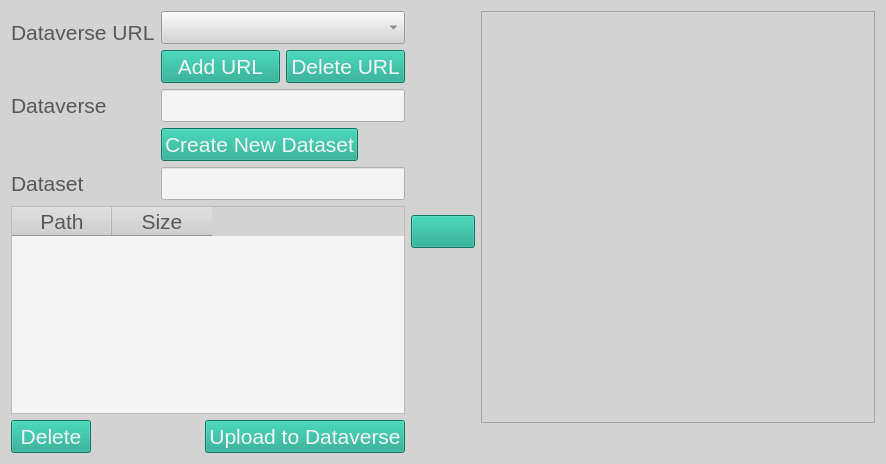
First picture: the form in ibridgescontrib/ibridgesdvn/ui_files/tabDataverse.ui, repository iBridges-for-iRODS/ibridges-plugin-dataverse, before the edit.
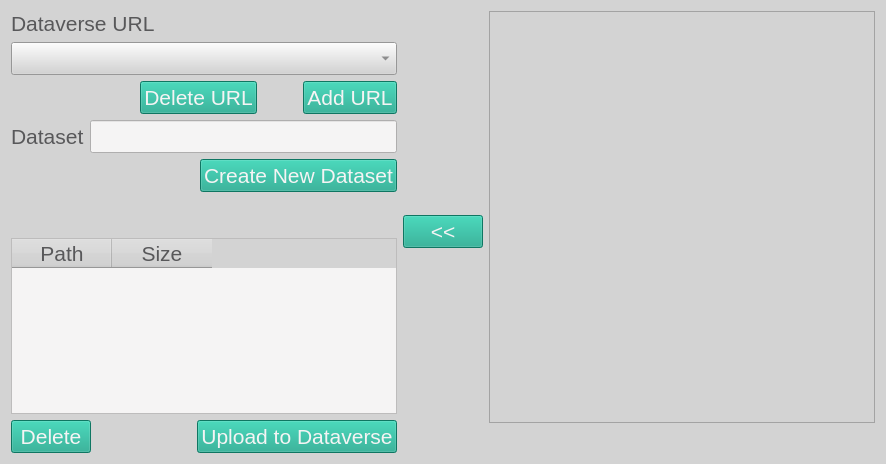
Second picture: the form after the edit. Icons and pictures are not drawn.

```diff
--- a/ibridgescontrib/ibridgesdvn/ui_files/tabDataverse.ui
+++ b/ibridgescontrib/ibridgesdvn/ui_files/tabDataverse.ui
@@ -51,35 +51,42 @@
 
 </string>
   </property>
-  <layout class="QHBoxLayout" name="horizontalLayout_6">
-   <item>
-    <layout class="QVBoxLayout" name="verticalLayout_4">
-     <item>
-      <layout class="QVBoxLayout" name="verticalLayout_2">
+  <layout class="QHBoxLayout" name="horizontalLayout">
        <item>
         <layout class="QVBoxLayout" name="verticalLayout_3">
          <item>
-          <layout class="QFormLayout" name="formLayout">
-           <item row="0" column="0">
             <widget class="QLabel" name="dv_url_label">
              <property name="text">
               <string>Dataverse URL</string>
              </property>
             </widget>
            </item>
-           <item row="0" column="1">
-            <layout class="QVBoxLayout" name="verticalLayout">
              <item>
-              <widget class="QComboBox" name="dv_url_select_box"/>
-             </item>
+      <layout class="QVBoxLayout" name="verticalLayout_2">
              <item>
-              <layout class="QHBoxLayout" name="horizontalLayout">
-               <item>
-                <widget class="QPushButton" name="add_url_button">
-                 <property name="text">
-                  <string>Add URL</string>
-                 </property>
-                </widget>
+        <widget class="QComboBox" name="dv_url_select_box">
+         <property name="minimumSize">
+          <size>
+           <width>200</width>
+           <height>0</height>
+          </size>
+         </property>
+        </widget>
+       </item>
+       <item>
+        <layout class="QHBoxLayout" name="horizontalLayout_6">
+         <item>
+          <spacer name="horizontalSpacer_3">
+           <property name="orientation">
+            <enum>Qt::Horizontal</enum>
+           </property>
+           <property name="sizeHint" stdset="0">
+            <size>
+             <width>40</width>
+             <height>20</height>
+            </size>
+           </property>
+          </spacer>
                </item>
                <item>
                 <widget class="QPushButton" name="delete_url_button">
@@ -88,15 +95,69 @@
                  </property>
                 </widget>
                </item>
+         <item>
+          <spacer name="horizontalSpacer_4">
+           <property name="orientation">
+            <enum>Qt::Horizontal</enum>
+           </property>
+           <property name="sizeType">
+            <enum>QSizePolicy::Fixed</enum>
+           </property>
+           <property name="sizeHint" stdset="0">
+            <size>
+             <width>40</width>
+             <height>20</height>
+            </size>
+           </property>
+          </spacer>
+         </item>
+         <item>
+          <widget class="QPushButton" name="add_url_button">
+           <property name="toolTip">
+            <string>&quot;Create a new Dataverse configuration.&quot;</string>
+           </property>
+           <property name="text">
+            <string>Add URL</string>
+           </property>
+          </widget>
+         </item>
               </layout>
              </item>
             </layout>
            </item>
-           <item row="1" column="1">
-            <widget class="QLineEdit" name="dataverse_edit"/>
-           </item>
-           <item row="2" column="1">
+     <item>
+      <layout class="QHBoxLayout" name="horizontalLayout_7">
+       <item>
+        <widget class="QLabel" name="label_3">
+         <property name="text">
+          <string>Dataset</string>
+         </property>
+        </widget>
+       </item>
+       <item>
+        <widget class="QLineEdit" name="dv_ds_edit">
+         <property name="toolTip">
+          <string>Fill in a Dataset DOI without &quot;doi:&quot;.</string>
+         </property>
+        </widget>
+       </item>
+      </layout>
+     </item>
+     <item>
             <layout class="QHBoxLayout" name="horizontalLayout_2">
+       <item>
+        <spacer name="horizontalSpacer_2">
+         <property name="orientation">
+          <enum>Qt::Horizontal</enum>
+         </property>
+         <property name="sizeHint" stdset="0">
+          <size>
+           <width>40</width>
+           <height>20</height>
+          </size>
+         </property>
+        </spacer>
+       </item>
              <item>
               <widget class="QPushButton" name="dv_create_ds_button">
                <property name="text">
@@ -104,48 +165,38 @@
                </property>
               </widget>
              </item>
+      </layout>
+     </item>
              <item>
-              <spacer name="horizontalSpacer_2">
+      <spacer name="verticalSpacer">
                <property name="orientation">
-                <enum>Qt::Horizontal</enum>
+        <enum>Qt::Vertical</enum>
+       </property>
+       <property name="sizeType">
+        <enum>QSizePolicy::Fixed</enum>
                </property>
                <property name="sizeHint" stdset="0">
                 <size>
-                 <width>40</width>
-                 <height>20</height>
+         <width>20</width>
+         <height>40</height>
                 </size>
                </property>
               </spacer>
-             </item>
-            </layout>
-           </item>
-           <item row="3" column="0">
-            <widget class="QLabel" name="label_3">
-             <property name="text">
-              <string>Dataset</string>
-             </property>
-            </widget>
-           </item>
-           <item row="3" column="1">
-            <layout class="QHBoxLayout" name="horizontalLayout_5">
-             <item>
-              <widget class="QLineEdit" name="dv_ds_edit"/>
-             </item>
-            </layout>
-           </item>
-           <item row="1" column="0">
-            <widget class="QLabel" name="label_2">
-             <property name="text">
-              <string>Dataverse</string>
-             </property>
-            </widget>
-           </item>
-          </layout>
-         </item>
-        </layout>
        </item>
        <item>
         <widget class="QTableWidget" name="selected_data_table">
+       <property name="sizePolicy">
+        <sizepolicy hsizetype="Minimum" vsizetype="Expanding">
+         <horstretch>0</horstretch>
+         <verstretch>0</verstretch>
+        </sizepolicy>
+       </property>
+       <property name="minimumSize">
+        <size>
+         <width>0</width>
+         <height>0</height>
+        </size>
+       </property>
          <property name="selectionMode">
           <enum>QAbstractItemView::MultiSelection</enum>
          </property>
@@ -197,16 +248,21 @@
        </item>
       </layout>
      </item>
-    </layout>
-   </item>
    <item>
     <widget class="QPushButton" name="add_selected_button">
+     <property name="font">
+      <font>
+       <pointsize>16</pointsize>
+       <italic>false</italic>
+       <bold>false</bold>
+       <kerning>true</kerning>
+      </font>
+     </property>
+     <property name="toolTip">
+      <string>&quot;Mark file(s) for upload to Dataverse.&quot;</string>
+     </property>
      <property name="text">
-      <string/>
-     </property>
-     <property name="icon">
-      <iconset>
-       <normaloff>../../../iBridges-Gui/ibridgesgui/icons/arrow-left.png</normaloff>../../../iBridges-Gui/ibridgesgui/icons/arrow-left.png</iconset>
+      <string>&lt;&lt;</string>
      </property>
      <property name="iconSize">
       <size>
@@ -223,6 +279,9 @@
        <property name="selectionMode">
         <enum>QAbstractItemView::MultiSelection</enum>
        </property>
+       <property name="headerHidden">
+        <bool>true</bool>
+       </property>
       </widget>
      </item>
      <item>
```
Left out of the diff: 12 changed lines with no effect on the pictures. Lines whose indentation alone changed are shown as unchanged.
